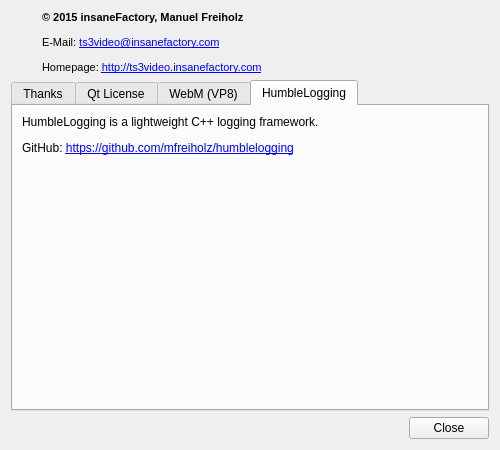
mfreiholz/ts3video, file projects/qts3videoclient/src/aboutwidget.ui: the form before one commit.
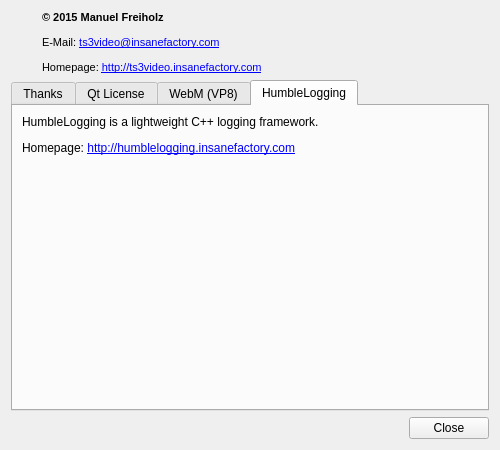
The form after the commit. The open tabs and pages were chosen to show the change. Icons and pictures are not drawn.

What changed in the file:
```diff
--- a/projects/qts3videoclient/src/aboutwidget.ui
+++ b/projects/qts3videoclient/src/aboutwidget.ui
@@ -42,7 +42,7 @@
 &lt;html&gt;&lt;head&gt;&lt;meta name=&quot;qrichtext&quot; content=&quot;1&quot; /&gt;&lt;style type=&quot;text/css&quot;&gt;
 p, li { white-space: pre-wrap; }
 &lt;/style&gt;&lt;/head&gt;&lt;body style=&quot; font-family:'MS Shell Dlg 2'; font-size:8pt; font-weight:400; font-style:normal;&quot;&gt;
-&lt;p style=&quot; margin-top:12px; margin-bottom:12px; margin-left:0px; margin-right:0px; -qt-block-indent:0; text-indent:0px;&quot;&gt;&lt;span style=&quot; font-weight:600;&quot;&gt;© 2015 insaneFactory, Manuel Freiholz&lt;/span&gt;&lt;/p&gt;
+&lt;p style=&quot; margin-top:12px; margin-bottom:12px; margin-left:0px; margin-right:0px; -qt-block-indent:0; text-indent:0px;&quot;&gt;&lt;span style=&quot; font-weight:600;&quot;&gt;© 2015 Manuel Freiholz&lt;/span&gt;&lt;/p&gt;
 &lt;p style=&quot; margin-top:12px; margin-bottom:12px; margin-left:0px; margin-right:0px; -qt-block-indent:0; text-indent:0px;&quot;&gt;E-Mail: &lt;a href=&quot;mailto:ts3video@insanefactory.com&quot;&gt;&lt;span style=&quot; text-decoration: underline; color:#0000ff;&quot;&gt;ts3video@insanefactory.com&lt;/span&gt;&lt;/a&gt;&lt;/p&gt;
 &lt;p style=&quot; margin-top:12px; margin-bottom:12px; margin-left:0px; margin-right:0px; -qt-block-indent:0; text-indent:0px;&quot;&gt;Homepage: &lt;a href=&quot;http://ts3video.insanefactory.com&quot;&gt;&lt;span style=&quot; text-decoration: underline; color:#0000ff;&quot;&gt;http://ts3video.insanefactory.com&lt;/span&gt;&lt;/a&gt;&lt;/p&gt;&lt;/body&gt;&lt;/html&gt;</string>
        </property>
@@ -798,7 +798,7 @@
        <item>
         <widget class="QLabel" name="label_4">
          <property name="text">
-          <string>&lt;html&gt;&lt;head/&gt;&lt;body&gt;&lt;p&gt;HumbleLogging is a lightweight C++ logging framework.&lt;/p&gt;&lt;p&gt;GitHub: &lt;a href=&quot;https://github.com/mfreiholz/humblelogging&quot;&gt;&lt;span style=&quot; text-decoration: underline; color:#0000ff;&quot;&gt;https://github.com/mfreiholz/humblelogging&lt;/span&gt;&lt;/a&gt;&lt;/p&gt;&lt;/body&gt;&lt;/html&gt;</string>
+          <string>&lt;html&gt;&lt;head/&gt;&lt;body&gt;&lt;p&gt;HumbleLogging is a lightweight C++ logging framework.&lt;/p&gt;&lt;p&gt;Homepage: &lt;a href=&quot;http://humblelogging.insanefactory.com&quot;&gt;&lt;span style=&quot; text-decoration: underline; color:#0000ff;&quot;&gt;http://humblelogging.insanefactory.com&lt;/span&gt;&lt;/a&gt;&lt;/p&gt;&lt;p&gt;&lt;br/&gt;&lt;/p&gt;&lt;/body&gt;&lt;/html&gt;</string>
          </property>
          <property name="alignment">
           <set>Qt::AlignLeading|Qt::AlignLeft|Qt::AlignTop</set>
```
Left out of the diff: 2 changed lines with no effect on the pictures.
